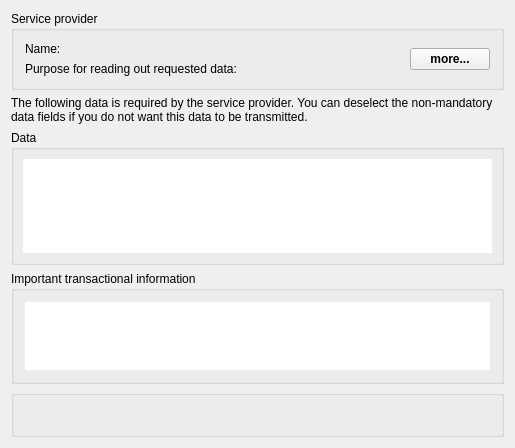
Governikus/AusweisApp, file src/ui/widget/step/StepAuthenticationEac1Widget.ui: the form before one commit.
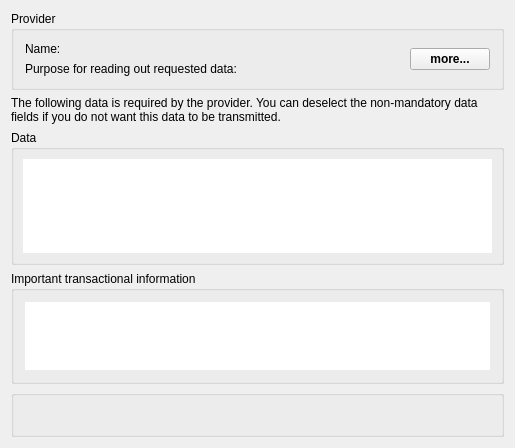
The form after the commit.

Diff of the .ui file:
```diff
--- a/src/ui/widget/step/StepAuthenticationEac1Widget.ui
+++ b/src/ui/widget/step/StepAuthenticationEac1Widget.ui
@@ -26,7 +26,7 @@
       <enum>Qt::TabFocus</enum>
      </property>
      <property name="title">
-      <string>Service provider</string>
+      <string>Provider</string>
      </property>
      <layout class="QVBoxLayout" name="verticalLayout_4">
       <item>
@@ -148,7 +148,7 @@
       <enum>Qt::TabFocus</enum>
      </property>
      <property name="text">
-      <string>The following data is required by the service provider. You can deselect the non-mandatory data fields if you do not want this data to be transmitted.</string>
+      <string>The following data is required by the provider. You can deselect the non-mandatory data fields if you do not want this data to be transmitted.</string>
      </property>
      <property name="wordWrap">
       <bool>true</bool>
```
